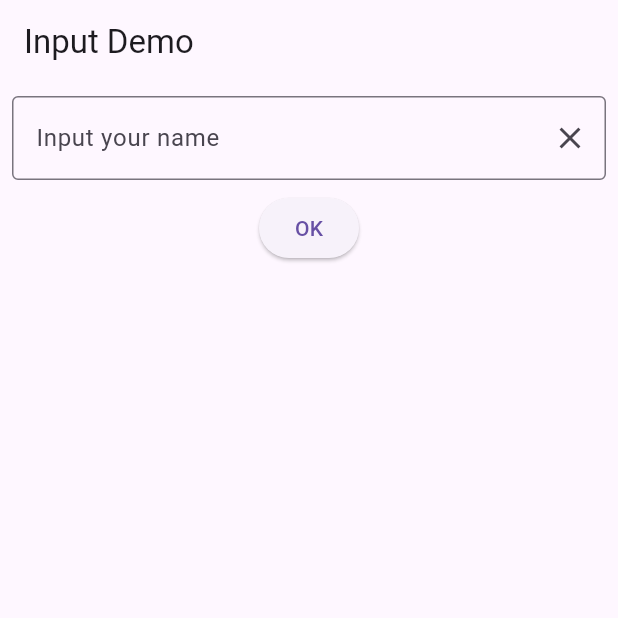
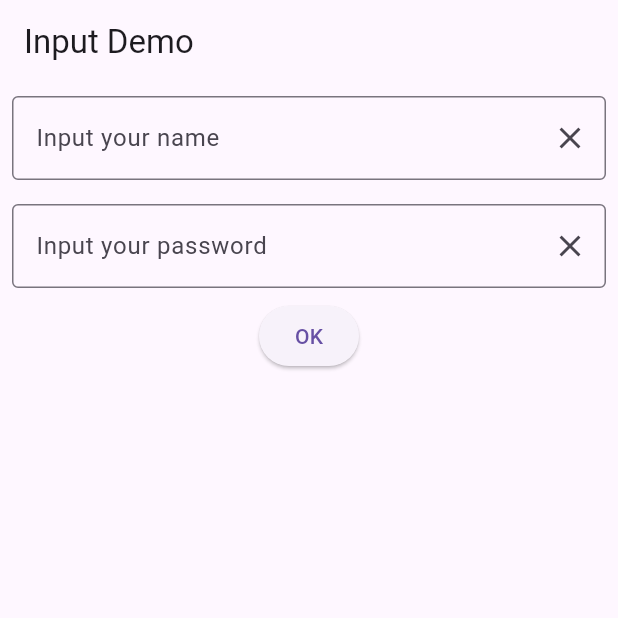
Before and after one commit to Pnt-CoMExE/MFU-Mobile_App-Dev, a Flutter app: the screen it shows after launch, on a phone screen of 412 x 824 dp, the top half of it. Run offline on Flutter 3.47's test engine with Material 3 defaults, Android fonts, the phone set to English and light mode, and no system bars.

Commit message:
✨ Add second TextField for password input in InputDemo

```diff
--- a/lib/week04/input_demo.dart
+++ b/lib/week04/input_demo.dart
@@ -38,6 +38,20 @@ class _InputDemoState extends State<InputDemo> {
               ),
             ),
           ),
+          Padding(
+            padding: const EdgeInsets.all(8.0),
+            child: TextField(
+              controller: tcName,
+              decoration: InputDecoration(
+                border: OutlineInputBorder(),
+                labelText: 'Input your password',
+                suffixIcon: IconButton(
+                  onPressed: tcName.clear,
+                  icon: Icon(Icons.clear),
+                ),
+              ),
+            ),
+          ),
           ElevatedButton(onPressed: updateMessage, child: Text('OK')),
           SizedBox(height: 10),
           Text(message),
```
